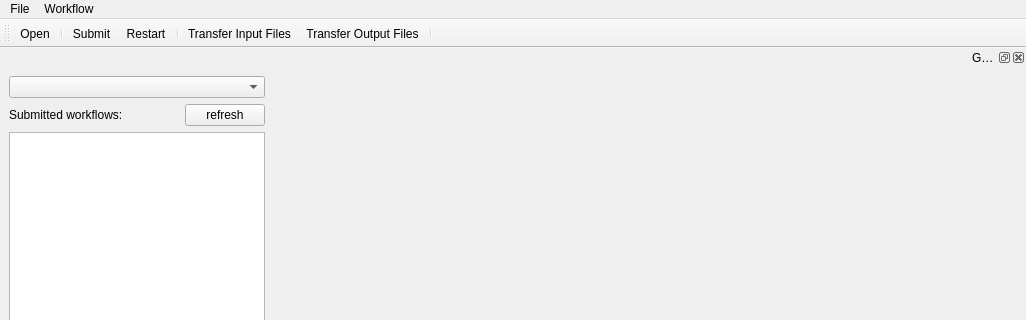
The window that python/soma/workflow/gui/WorkflowMainWindow.ui (populse/soma-workflow) describes before a commit, drawn with Qt 5; both pictures show x 0 to 1026 and y 0 to 320 of the 1026 by 817 pixel window.
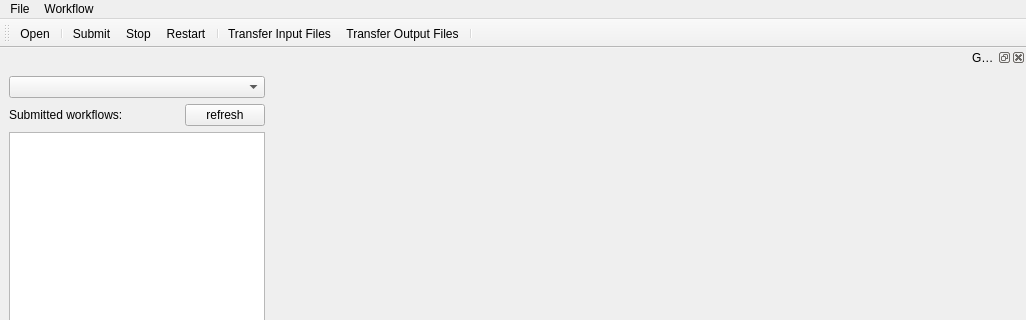
The same window after the commit.

Commit message: Stop workflow feature

Diff of the .ui file:
```diff
--- a/python/soma/workflow/gui/WorkflowMainWindow.ui
+++ b/python/soma/workflow/gui/WorkflowMainWindow.ui
@@ -113,6 +113,7 @@
    <addaction name="action_open_wf"/>
    <addaction name="separator"/>
    <addaction name="action_submit"/>
+   <addaction name="action_stop_wf"/>
    <addaction name="action_restart"/>
    <addaction name="separator"/>
    <addaction name="action_transfer_infiles"/>
@@ -413,6 +414,14 @@
     <string>Restart</string>
    </property>
   </action>
+  <action name="action_stop_wf">
+   <property name="text">
+    <string>Stop</string>
+   </property>
+   <property name="toolTip">
+    <string>stop a workflow </string>
+   </property>
+  </action>
  </widget>
  <resources/>
  <connections/>
```
Left out of the diff: 1 changed line with no effect on the pictures. The commit also changes 6 other files.
